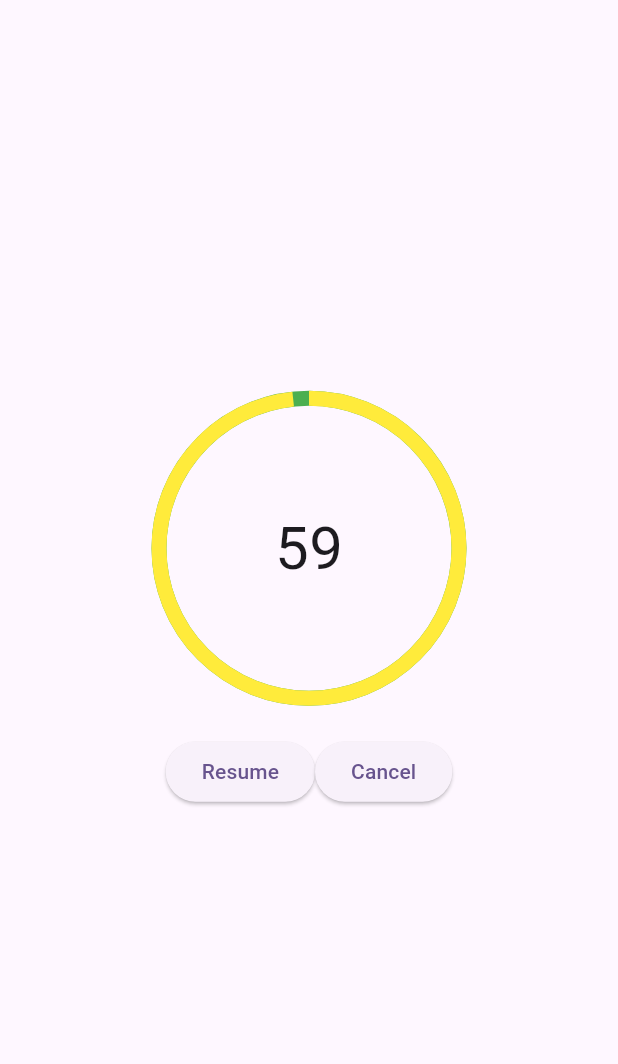
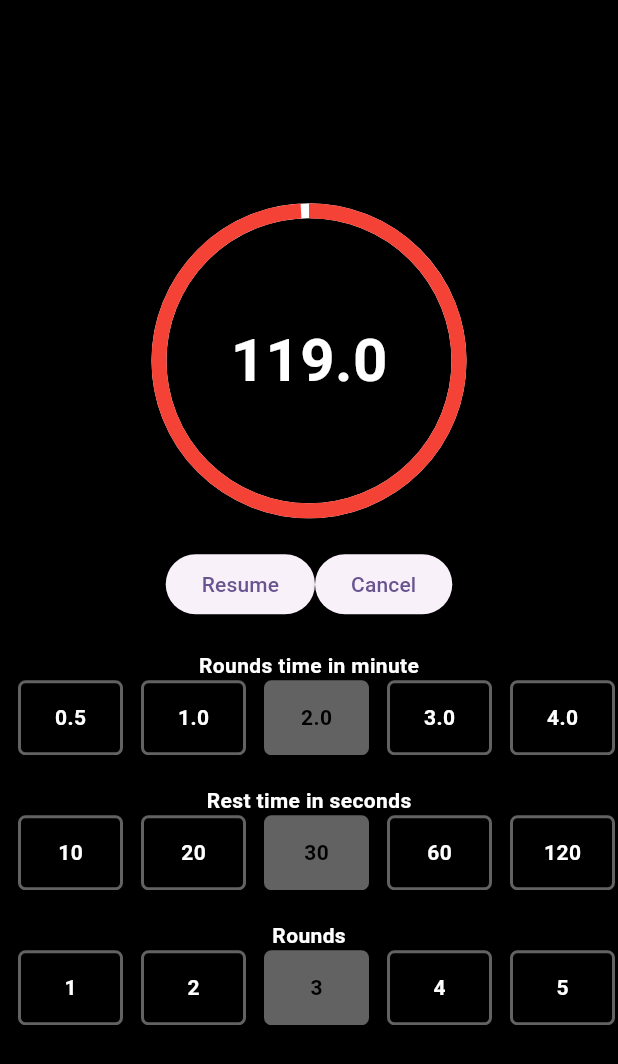
Before and after one commit to MikhailGlukhov/my_repo, a Flutter app: the screen it shows after launch, after a tap on "Start workout", after a tap on "Pause", on a phone screen of 412 x 824 dp. Shown: the top 1064 px of the screen. Run offline on Flutter 3.47's test engine with Material 3 defaults, Android fonts, the phone set to English and light mode, and no system bars; our stand-ins replace cloud_firestore, dio, firebase_auth, firebase_core, flutter_secure_storage, flutter_slidable and 3 more; accounts and stored records are empty; network calls fail.

Commit message:
Add selection of roundTime, restTime, and rounds. Adding selection roundTime to timerWidget. Used Provider

```diff
--- a/workout_timer/lib/home_page.dart
+++ b/workout_timer/lib/home_page.dart
@@ -1,8 +1,9 @@
-import 'dart:async';
-import 'dart:ffi';
+
 
 import 'package:flutter/material.dart';
-import 'package:flutter/services.dart';
+import 'package:provider/provider.dart';
+import 'package:workout_timer/time_list.dart';
+import 'package:workout_timer/time_servise.dart';
 
 class MyHomePage extends StatefulWidget {
   const MyHomePage({super.key});
@@ -14,88 +15,32 @@ class MyHomePage extends StatefulWidget {
 class _MyHomePageState extends State<MyHomePage> {
 
 
-  Timer? timer;
-  late int roundSeconds = 60;
-  late int seconds = roundSeconds;
-
-
-  void resetTimer() {
-    setState(() {
-      seconds = roundSeconds;
-    });
-  }
-
-  void startTimer({bool reset = true}) {
-    if (reset) {
-      resetTimer();
-    }
-    timer = Timer.periodic(const Duration(seconds: 1), (_) {
-      if (seconds > 0) {
-        setState(() {
-          seconds--;
-        });
-      } else {
-        stopTimer(reset: false);
-      }
-    });
-  }
-
-  void stopTimer({bool reset = true}) {
-    if (reset) {
-      resetTimer();
-    }
-    setState(() {
-      timer?.cancel();
-    });
-  }
-
   @override
   Widget build(BuildContext context) {
-
-
-
-
-    final isRunning = timer == null ? false : timer!.isActive;
-    final isCompleted = seconds == roundSeconds || seconds == 0;
+    final provider =  Provider.of<TimeServise>(context);
+    final isRunning = provider.timer == null ? false : provider.timer?.isActive;
+    final isCompleted = provider.currentDurationRound == provider.selectedTimeRound || provider.selectedTimeRound == 0;
     return Scaffold(
       body: Center(
+          child: SingleChildScrollView(
+        scrollDirection: Axis.vertical,
         child: Column(
           mainAxisAlignment: MainAxisAlignment.center,
           children: [
-          SizedBox(
-            height: 200,
-            width: 200,
-            child: Stack(
-              fit: StackFit.expand,
-              children: [
-                CircularProgressIndicator(
-                  value: seconds / roundSeconds,
-                  strokeWidth: 10,
-                  color: Colors.yellow,
-                  backgroundColor: Colors.green,
-                ),
-                Center(
-                  child: Text(
-                    '$seconds',
-                    style: const TextStyle(fontSize: 40),
-                  ),
-                ),
-              ],
-            ),
-          ),
+            const TimerWidget(),
             const SizedBox(
               height: 25,
             ),
-          isRunning || !isCompleted
+            isRunning! || !isCompleted
                 ? Row(
                     mainAxisAlignment: MainAxisAlignment.center,
                     children: [
                       ElevatedButton(
                           onPressed: () {
                             if (isRunning) {
-                            stopTimer(reset: false);
+                              provider.stopTimer(reset: false);
                             } else {
-                            startTimer(reset: false);
+                              provider.startTimerRound(reset: false);
                             }
                           },
                           child: isRunning
@@ -103,22 +48,184 @@ class _MyHomePageState extends State<MyHomePage> {
                               : const Text('Resume')),
                       ElevatedButton(
                           onPressed: () {
-                          stopTimer();
+                            provider.stopTimer();
                           },
                           child: const Text('Cancel')),
                     ],
                   )
                 : ElevatedButton(
                     onPressed: () {
-                    startTimer();
+                      provider.startTimerRound();
                     },
                     child: const Text('Start workout')),
             const SizedBox(
               height: 20,
             ),
-
+            const Text('Rounds time in minute'),
+            const TimeRound(),
+            const SizedBox(
+              height: 20,
+            ),
+            const Text('Rest time in seconds'),
+            const TimeRest(),
+            const SizedBox(
+              height: 20,
+            ),
+            const Text('Rounds'),
+            const Rounds()
           ],
+        ),
       )),
     );
   }
 }
+
+class TimerWidget extends StatelessWidget {
+  const TimerWidget({
+    super.key,
+
+  });
+
+
+
+  @override
+  Widget build(BuildContext context) {
+    final provider =  Provider.of<TimeServise>(context);
+    return SizedBox(
+      height: 200,
+      width: 200,
+      child: Stack(
+        fit: StackFit.expand,
+        children: [
+          CircularProgressIndicator(
+            value: provider.currentDurationRound / provider.selectedTimeRound,
+            strokeWidth: 10,
+            color: Colors.red,
+            backgroundColor: Colors.white,
+          ),
+          Center(
+            child: Text(
+              '${provider.currentDurationRound}',
+              style: const TextStyle(fontSize: 40),
+            ),
+          ),
+        ],
+      ),
+    );
+  }
+}
+
+class TimeRound extends StatelessWidget {
+  const TimeRound({super.key});
+
+  @override
+  Widget build(BuildContext context) {
+    final provider = Provider.of<TimeServise>(context);
+    return SingleChildScrollView(
+        scrollDirection: Axis.horizontal,
+        child: Row(
+            children: secondsRound.map((time) {
+          return InkWell(
+            onTap: () => provider.selectTimeRound(double.parse(time)),
+            child: Container(
+              margin: const EdgeInsets.only(left: 12),
+              width: 70,
+              height: 50,
+              decoration: double.parse(time) == provider.selectedTimeRound
+                  ? BoxDecoration(
+                      color: Colors.white38,
+                      borderRadius: BorderRadius.circular(5))
+                  : BoxDecoration(
+                      border: Border.all(width: 2, color: Colors.white38),
+                      borderRadius: BorderRadius.circular(5)),
+              child: Center(
+                child: Text(
+                  (double.parse(time) / 60).toString(),
+                  style: TextStyle(
+                      color: double.parse(time) == provider.selectedTimeRound
+                          ? Colors.black
+                          : Colors.white),
+                ),
+              ),
+            ),
+          );
+        }).toList()));
+  }
+}
+
+class TimeRest extends StatelessWidget {
+  const TimeRest({super.key});
+
+  @override
+  Widget build(BuildContext context) {
+    final provider = Provider.of<TimeServise>(context);
+
+    return SingleChildScrollView(
+      scrollDirection: Axis.horizontal,
+      child: Row(
+        children: secondsRest.map((time) {
+          return InkWell(
+            onTap: () => provider.selectTimeRest(int.parse(time)),
+            child: Container(
+              margin: const EdgeInsets.only(left: 12),
+              width: 70,
+              height: 50,
+              decoration: int.parse(time) == provider.selectedTimeRest
+                  ? BoxDecoration(
+                      color: Colors.white38,
+                      borderRadius: BorderRadius.circular(5))
+                  : BoxDecoration(
+                      border: Border.all(width: 2, color: Colors.white38),
+                      borderRadius: BorderRadius.circular(5)),
+              child: Center(
+                  child: Text(
+                (int.parse(time)).toString(),
+                style: TextStyle(
+                    color: int.parse(time) == provider.selectedTimeRest
+                        ? Colors.black
+                        : Colors.white),
+              )),
+            ),
+          );
+        }).toList(),
+      ),
+    );
+  }
+}
+
+class Rounds extends StatelessWidget {
+  const Rounds({super.key});
+
+  @override
+  Widget build(BuildContext context) {
+    final provider = Provider.of<TimeServise>(context);
+
+    return SingleChildScrollView(
+      scrollDirection: Axis.horizontal,
+      child: Row(
+          children: roundsCount.map((round) {
+        return InkWell(onTap: () => provider.selectRound(int.parse(round)),
+          child: Container(
+            margin: const EdgeInsets.only(left: 12),
+            width: 70,
+            height: 50,
+            decoration: int.parse(round) == provider.selectedRounds
+                ? BoxDecoration(
+                    color: Colors.white38, borderRadius: BorderRadius.circular(5))
+                : BoxDecoration(
+                    border: Border.all(width: 2, color: Colors.white38),
+                    borderRadius: BorderRadius.circular(5)),
+            child: Center(
+                child: Text(
+              (int.parse(round)).toString(),
+              style: TextStyle(
+                  color: int.parse(round) == provider.selectedRounds
+                      ? Colors.black
+                      : Colors.white),
+            )),
+          ),
+        );
+      }).toList()),
+    );
+  }
+}
--- a/workout_timer/lib/main.dart
+++ b/workout_timer/lib/main.dart
@@ -1,6 +1,9 @@
 import 'package:flutter/material.dart';
+import 'package:provider/provider.dart';
 import 'package:workout_timer/my_app.dart';
+import 'package:workout_timer/time_servise.dart';
 
 void main() {
-  runApp(const MyApp());
+  runApp(ChangeNotifierProvider<TimeServise>(
+      create: (context) => TimeServise(), child: const MyApp()));
 }
--- a/workout_timer/lib/my_app.dart
+++ b/workout_timer/lib/my_app.dart
@@ -4,15 +4,15 @@ import 'package:workout_timer/home_page.dart';
 class MyApp extends StatelessWidget {
   const MyApp({super.key});
 
-
   @override
   Widget build(BuildContext context) {
-    return MaterialApp(debugShowCheckedModeBanner: false,
-          theme: ThemeData(
-
+    return MaterialApp(
+      debugShowCheckedModeBanner: false,
+      theme: ThemeData(
+        textTheme: const TextTheme(bodyMedium: TextStyle(color: Colors.white,fontWeight: FontWeight.w600)),
         colorScheme: ColorScheme.fromSeed(seedColor: Colors.deepPurple),
         useMaterial3: true,
-
+        scaffoldBackgroundColor: Colors.black,
       ),
       home: const MyHomePage(),
     );
--- /dev/null
+++ b/workout_timer/lib/time_list.dart
@@ -0,0 +1,3 @@
+List<String> secondsRound = ['30', '60', '120', '180', '240', '300', '360', '420', '480', '540', '600'];
+List<String> secondsRest = ['10', '20', '30', '60', '120', '180'];
+List<String> roundsCount = ['1','2','3','4','5','6','7','8','9','10','11','12','13','14','15'];
--- /dev/null
+++ b/workout_timer/lib/time_servise.dart
@@ -0,0 +1,64 @@
+import 'dart:async';
+
+import 'package:flutter/material.dart';
+
+class TimeServise extends ChangeNotifier{
+  Timer? timer;
+  double currentDurationRound = 120;
+  double selectedTimeRound = 120;
+  int currentDurationRest = 30;
+  int selectedTimeRest = 30;
+  int selectedRounds = 3;
+  int currentRound = 3;
+
+  void selectTimeRound(double seconds){
+    selectedTimeRound = seconds;
+    currentDurationRound = seconds;
+    notifyListeners();
+  }
+
+  void selectTimeRest(int second){
+    currentDurationRest = second;
+    selectedTimeRest = second;
+    notifyListeners();
+  }
+
+  void selectRound(int rounds){
+    selectedRounds = rounds;
+    currentRound = rounds;
+    notifyListeners();
+  }
+
+  void resetTimerRound() {
+
+       selectedTimeRound = currentDurationRound ;
+    notifyListeners();
+
+  }
+
+  void startTimerRound({bool reset = true}) {
+    if (reset) {
+      resetTimerRound();
+    }
+    timer = Timer.periodic(const Duration(seconds: 1), (_) {
+      if (currentDurationRound > 0) {
+
+          currentDurationRound--;
+
+      } else {
+        stopTimer(reset: false);
+      }
+      notifyListeners();
+    });
+  }
+
+  void stopTimer({bool reset = true}) {
+    if (reset) {
+      resetTimerRound();
+    }
+
+      timer?.cancel();
+      notifyListeners();
+
+  }
+}
--- a/workout_timer/pubspec.yaml
+++ b/workout_timer/pubspec.yaml
@@ -35,6 +35,7 @@ dependencies:
   # The following adds the Cupertino Icons font to your application.
   # Use with the CupertinoIcons class for iOS style icons.
   cupertino_icons: ^1.0.6
+  provider: ^6.1.2
 
 dev_dependencies:
   flutter_test:
```
Also changed, not shown: workout_timer/pubspec.lock. Lines whose indentation alone changed are shown as unchanged.
